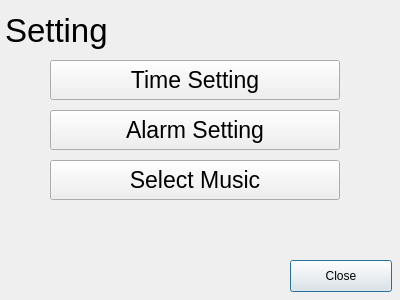
First picture: the form in setting.ui, repository WisterViolet/TweetClock, before the edit.
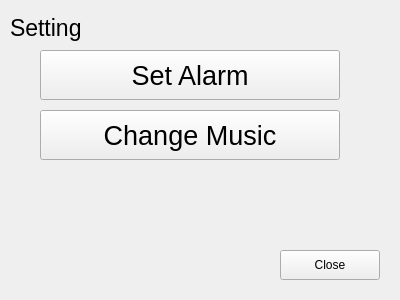
Second picture: the form after the edit.

```diff
--- a/setting.ui
+++ b/setting.ui
@@ -1,7 +1,7 @@
 <?xml version="1.0" encoding="UTF-8"?>
 <ui version="4.0">
- <class>Dialog</class>
- <widget class="QDialog" name="Dialog">
+ <class>Form</class>
+ <widget class="QWidget" name="Form">
   <property name="geometry">
    <rect>
     <x>0</x>
@@ -13,89 +13,71 @@
   <property name="windowTitle">
    <string>Dialog</string>
   </property>
-  <widget class="QPushButton" name="pushButton">
-   <property name="geometry">
-    <rect>
-     <x>290</x>
-     <y>260</y>
-     <width>102</width>
-     <height>32</height>
-    </rect>
-   </property>
-   <property name="text">
-    <string>Close</string>
-   </property>
-  </widget>
   <widget class="QLabel" name="label">
    <property name="geometry">
     <rect>
-     <x>5</x>
-     <y>5</y>
-     <width>131</width>
-     <height>51</height>
+     <x>10</x>
+     <y>10</y>
+     <width>150</width>
+     <height>35</height>
     </rect>
    </property>
    <property name="font">
     <font>
-     <pointsize>25</pointsize>
+     <pointsize>17</pointsize>
     </font>
    </property>
    <property name="text">
     <string>Setting</string>
    </property>
   </widget>
+  <widget class="QPushButton" name="pushButton">
+   <property name="geometry">
+    <rect>
+     <x>40</x>
+     <y>50</y>
+     <width>300</width>
+     <height>50</height>
+    </rect>
+   </property>
+   <property name="font">
+    <font>
+     <pointsize>20</pointsize>
+    </font>
+   </property>
+   <property name="text">
+    <string>Set Alarm</string>
+   </property>
+  </widget>
   <widget class="QPushButton" name="pushButton_2">
    <property name="geometry">
     <rect>
-     <x>50</x>
-     <y>60</y>
-     <width>290</width>
-     <height>40</height>
-    </rect>
-   </property>
-   <property name="font">
-    <font>
-     <pointsize>17</pointsize>
-    </font>
-   </property>
-   <property name="text">
-    <string>Time Setting</string>
-   </property>
-  </widget>
-  <widget class="QPushButton" name="pushButton_3">
-   <property name="geometry">
-    <rect>
-     <x>50</x>
+     <x>40</x>
      <y>110</y>
-     <width>290</width>
-     <height>40</height>
+     <width>300</width>
+     <height>50</height>
     </rect>
    </property>
    <property name="font">
     <font>
-     <pointsize>17</pointsize>
+     <pointsize>20</pointsize>
     </font>
    </property>
    <property name="text">
-    <string>Alarm Setting</string>
+    <string>Change Music</string>
    </property>
   </widget>
-  <widget class="QPushButton" name="pushButton_4">
+  <widget class="QPushButton" name="pushButton_3">
    <property name="geometry">
     <rect>
-     <x>50</x>
-     <y>160</y>
-     <width>290</width>
-     <height>40</height>
+     <x>280</x>
+     <y>250</y>
+     <width>100</width>
+     <height>30</height>
     </rect>
    </property>
-   <property name="font">
-    <font>
-     <pointsize>17</pointsize>
-    </font>
-   </property>
    <property name="text">
-    <string>Select Music</string>
+    <string>Close</string>
    </property>
   </widget>
  </widget>
```
Left out of the diff: 2 changed lines with no effect on the pictures.
